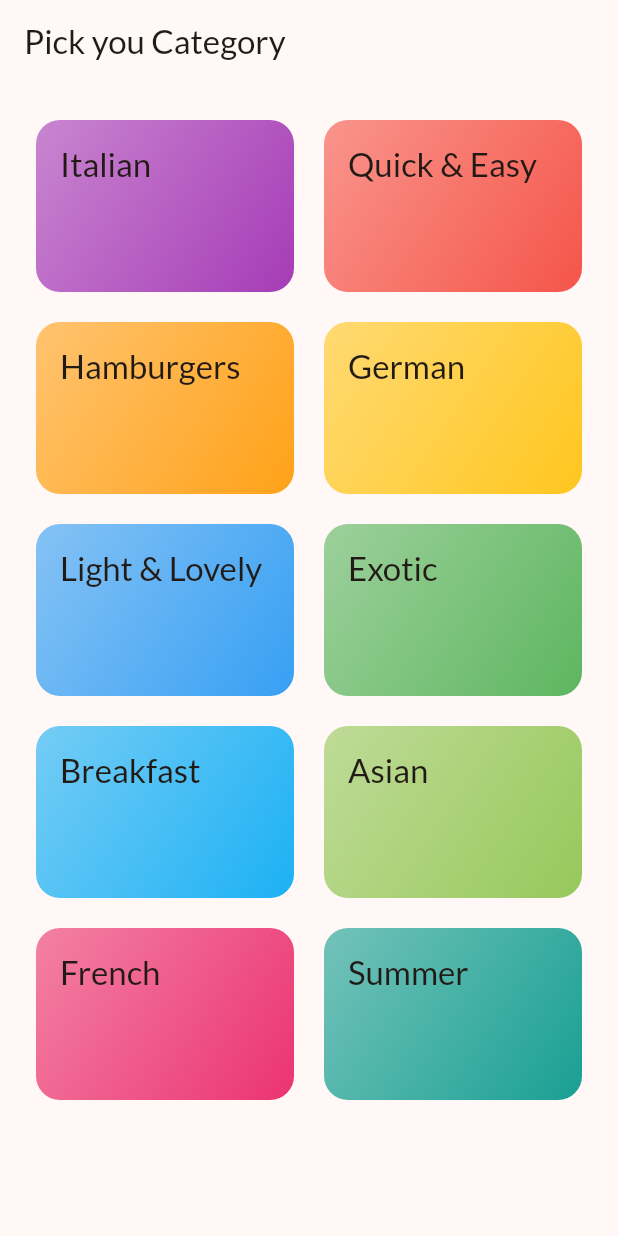
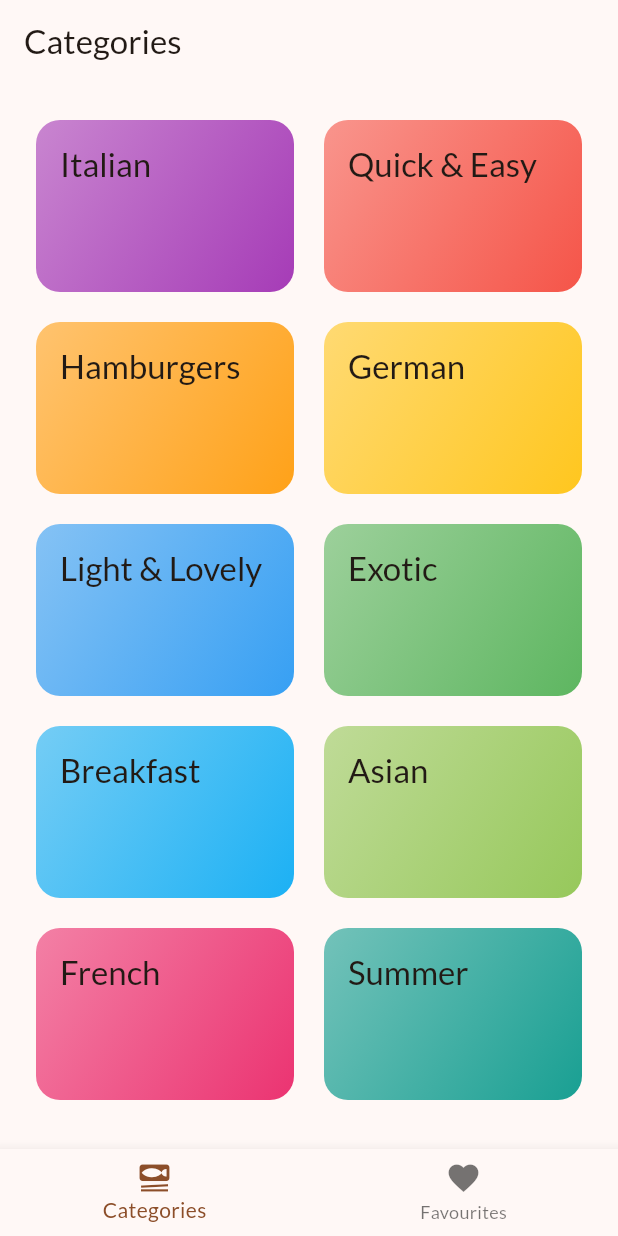
Before and after one commit to yashraj9922/meals_app, a Flutter app: the screen it shows after launch, on a phone screen of 412 x 824 dp. Run offline on Flutter 3.47's test engine with Material 2 defaults, Android fonts, the phone set to English and light mode, and no system bars; our stand-ins replace google_fonts, transparent_image.

Commit message:
tab bar added

```diff
--- a/lib/main.dart
+++ b/lib/main.dart
@@ -1,6 +1,6 @@
 import 'package:flutter/material.dart';
 import 'package:google_fonts/google_fonts.dart';
-import 'package:meals_app/screen/categories.dart';
+import 'package:meals_app/screen/tabs.dart';
 
 final theme = ThemeData(
   useMaterial3: true,
@@ -25,7 +25,7 @@ class App extends StatelessWidget {
       debugShowCheckedModeBanner: false,
       theme: theme,
       // home: const CategoriesScreen(),
-      home: const CategoriesScreen(),
+      home: const TabsScreen(),
     );
   }
 }
--- a/lib/screen/categories.dart
+++ b/lib/screen/categories.dart
@@ -27,11 +27,12 @@ class CategoriesScreen extends StatelessWidget {
 
   @override
   Widget build(BuildContext context) {
-    return Scaffold(
-      appBar: AppBar(
-        title: const Text('Pick you Category'),
-      ),
-      body: GridView(
+    return
+        // Scaffold(
+        //   appBar: AppBar(
+        //     title: const Text('Pick you Category'),
+        //   ),
+        GridView(
       padding: const EdgeInsets.all(24),
       gridDelegate: const SliverGridDelegateWithFixedCrossAxisCount(
         crossAxisCount: 2, // setting number of columns in my GirdView
@@ -49,7 +50,7 @@ class CategoriesScreen extends StatelessWidget {
             onSelectCategory: () => _selectCategory(context, caTegory),
           ),
       ],
-      ),
+      // ),
     );
   }
 }
--- /dev/null
+++ b/lib/screen/tabs.dart
@@ -0,0 +1,55 @@
+import 'package:flutter/material.dart';
+import 'package:meals_app/screen/categories.dart';
+import 'package:meals_app/screen/meals.dart';
+
+class TabsScreen extends StatefulWidget {
+  const TabsScreen({super.key});
+
+  @override
+  State<TabsScreen> createState() {
+    return _TabsScreenState();
+  }
+}
+
+class _TabsScreenState extends State<TabsScreen> {
+  int _selectedPageIndex = 0;
+
+  void _selectPage(int index) {
+    setState(() {
+      _selectedPageIndex = index;
+    });
+  }
+
+  @override
+  Widget build(BuildContext context) {
+    Widget activePage = const CategoriesScreen();
+    var activePageTitle = "Categories";
+
+    if (_selectedPageIndex == 1) {
+      // activePage = const MealsScreen(title: "Favourite Meals", meals: []);
+      activePage = const MealsScreen(meals: []);
+      activePageTitle = "Your Fav";
+    }
+
+    return Scaffold(
+      appBar: AppBar(
+        title: Text(activePageTitle),
+      ),
+      body: activePage,
+      bottomNavigationBar: BottomNavigationBar(
+        onTap: _selectPage,
+        currentIndex: _selectedPageIndex, // highlighting a tab on Selection
+        items: const [
+          BottomNavigationBarItem(
+            icon: Icon(Icons.set_meal),
+            label: "Categories",
+          ),
+          BottomNavigationBarItem(
+            icon: Icon(Icons.favorite),
+            label: "Favourites",
+          ),
+        ],
+      ),
+    );
+  }
+}
```
Also changed, not shown: lib/screen/meals.dart (+12 -3 lines). Lines whose indentation alone changed are shown as unchanged.
